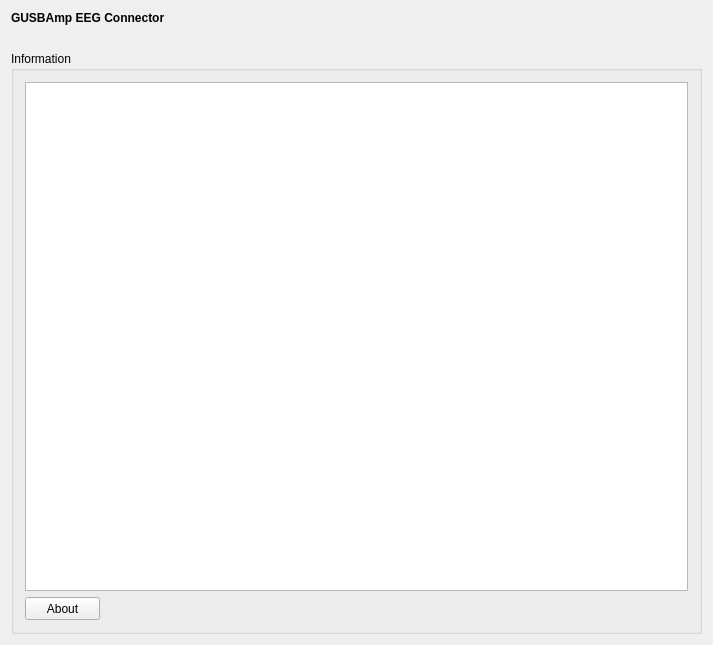
Before: the Qt Designer form applications/mne_x/plugins/gusbamp/FormFiles/gusbampsetupwidget.ui in mne-tools/mne-cpp, drawn with Qt 5.
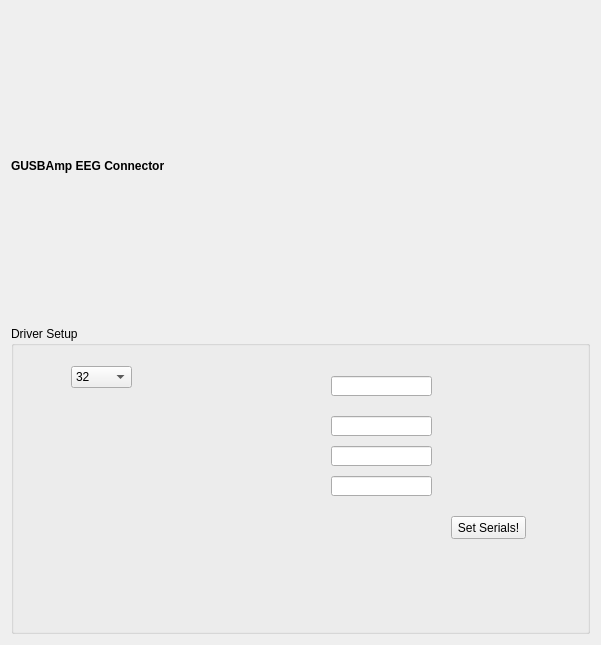
After: the same form once the commit is applied.

Commit message: [MX-95] begin GUI implementation

Patch:
```diff
--- a/applications/mne_x/plugins/gusbamp/FormFiles/gusbampsetupwidget.ui
+++ b/applications/mne_x/plugins/gusbamp/FormFiles/gusbampsetupwidget.ui
@@ -6,7 +6,7 @@
    <rect>
     <x>0</x>
     <y>0</y>
-    <width>713</width>
+    <width>601</width>
     <height>645</height>
    </rect>
   </property>
@@ -28,83 +28,186 @@
     </widget>
    </item>
    <item>
-    <spacer name="m_qVerticalSpacer_Headline">
-     <property name="orientation">
-      <enum>Qt::Vertical</enum>
+    <widget class="QGroupBox" name="groupBox">
+     <property name="title">
+      <string>Driver Setup</string>
      </property>
-     <property name="sizeType">
-      <enum>QSizePolicy::Fixed</enum>
-     </property>
-     <property name="sizeHint" stdset="0">
-      <size>
-       <width>20</width>
-       <height>20</height>
-      </size>
-     </property>
-    </spacer>
-   </item>
-   <item>
-    <layout class="QGridLayout" name="m_qGridLayout_main" rowstretch="0" columnstretch="0,0">
-     <property name="spacing">
-      <number>6</number>
-     </property>
-     <item row="0" column="0" colspan="2">
-      <widget class="QGroupBox" name="m_qGroupBox_Information">
-       <property name="sizePolicy">
-        <sizepolicy hsizetype="Preferred" vsizetype="Preferred">
-         <horstretch>0</horstretch>
-         <verstretch>0</verstretch>
-        </sizepolicy>
+     <widget class="QComboBox" name="comboBox">
+      <property name="geometry">
+       <rect>
+        <x>60</x>
+        <y>40</y>
+        <width>61</width>
+        <height>22</height>
+       </rect>
+      </property>
+      <item>
+       <property name="text">
+        <string>32</string>
        </property>
-       <property name="maximumSize">
-        <size>
-         <width>16777215</width>
-         <height>16777215</height>
-        </size>
+      </item>
+      <item>
+       <property name="text">
+        <string>64</string>
        </property>
-       <property name="title">
-        <string>Information</string>
+      </item>
+      <item>
+       <property name="text">
+        <string>128</string>
        </property>
-       <layout class="QGridLayout" name="m_qGridLayout_Information">
-        <item row="0" column="0">
-         <widget class="QTextBrowser" name="m_qTextBrowser_Information">
-          <property name="sizePolicy">
-           <sizepolicy hsizetype="MinimumExpanding" vsizetype="MinimumExpanding">
-            <horstretch>0</horstretch>
-            <verstretch>0</verstretch>
-           </sizepolicy>
-          </property>
-          <property name="maximumSize">
-           <size>
-            <width>16777215</width>
-            <height>16777215</height>
-           </size>
-          </property>
-         </widget>
-        </item>
-        <item row="1" column="0">
-         <widget class="QPushButton" name="m_qPushButton_About">
-          <property name="minimumSize">
-           <size>
-            <width>75</width>
-            <height>23</height>
-           </size>
-          </property>
-          <property name="maximumSize">
-           <size>
-            <width>75</width>
-            <height>23</height>
-           </size>
-          </property>
-          <property name="text">
-           <string>About</string>
-          </property>
-         </widget>
-        </item>
-       </layout>
-      </widget>
-     </item>
-    </layout>
+      </item>
+      <item>
+       <property name="text">
+        <string>256</string>
+       </property>
+      </item>
+      <item>
+       <property name="text">
+        <string>512</string>
+       </property>
+      </item>
+      <item>
+       <property name="text">
+        <string>600</string>
+       </property>
+      </item>
+      <item>
+       <property name="text">
+        <string>1200</string>
+       </property>
+      </item>
+      <item>
+       <property name="text">
+        <string>2400</string>
+       </property>
+      </item>
+      <item>
+       <property name="text">
+        <string>4800</string>
+       </property>
+      </item>
+      <item>
+       <property name="text">
+        <string>9600</string>
+       </property>
+      </item>
+      <item>
+       <property name="text">
+        <string>19200</string>
+       </property>
+      </item>
+      <item>
+       <property name="text">
+        <string>38400</string>
+       </property>
+      </item>
+     </widget>
+     <widget class="QLineEdit" name="master">
+      <property name="geometry">
+       <rect>
+        <x>320</x>
+        <y>50</y>
+        <width>101</width>
+        <height>20</height>
+       </rect>
+      </property>
+     </widget>
+     <widget class="QLabel" name="label">
+      <property name="geometry">
+       <rect>
+        <x>450</x>
+        <y>50</y>
+        <width>91</width>
+        <height>16</height>
+       </rect>
+      </property>
+      <property name="text">
+       <string/>
+      </property>
+     </widget>
+     <widget class="QLineEdit" name="slave1">
+      <property name="geometry">
+       <rect>
+        <x>320</x>
+        <y>90</y>
+        <width>101</width>
+        <height>20</height>
+       </rect>
+      </property>
+     </widget>
+     <widget class="QLineEdit" name="slave2">
+      <property name="geometry">
+       <rect>
+        <x>320</x>
+        <y>120</y>
+        <width>101</width>
+        <height>20</height>
+       </rect>
+      </property>
+     </widget>
+     <widget class="QLabel" name="label1">
+      <property name="geometry">
+       <rect>
+        <x>450</x>
+        <y>90</y>
+        <width>91</width>
+        <height>16</height>
+       </rect>
+      </property>
+      <property name="text">
+       <string/>
+      </property>
+     </widget>
+     <widget class="QLabel" name="label2">
+      <property name="geometry">
+       <rect>
+        <x>450</x>
+        <y>120</y>
+        <width>91</width>
+        <height>16</height>
+       </rect>
+      </property>
+      <property name="text">
+       <string/>
+      </property>
+     </widget>
+     <widget class="QLineEdit" name="slave3">
+      <property name="geometry">
+       <rect>
+        <x>320</x>
+        <y>150</y>
+        <width>101</width>
+        <height>20</height>
+       </rect>
+      </property>
+     </widget>
+     <widget class="QLabel" name="label3">
+      <property name="geometry">
+       <rect>
+        <x>450</x>
+        <y>150</y>
+        <width>91</width>
+        <height>16</height>
+       </rect>
+      </property>
+      <property name="text">
+       <string/>
+      </property>
+     </widget>
+     <widget class="QPushButton" name="pushButton">
+      <property name="geometry">
+       <rect>
+        <x>440</x>
+        <y>190</y>
+        <width>75</width>
+        <height>23</height>
+       </rect>
+      </property>
+      <property name="text">
+       <string>Set Serials!</string>
+      </property>
+     </widget>
+    </widget>
    </item>
   </layout>
  </widget>
```
The commit also changes 6 other files.
